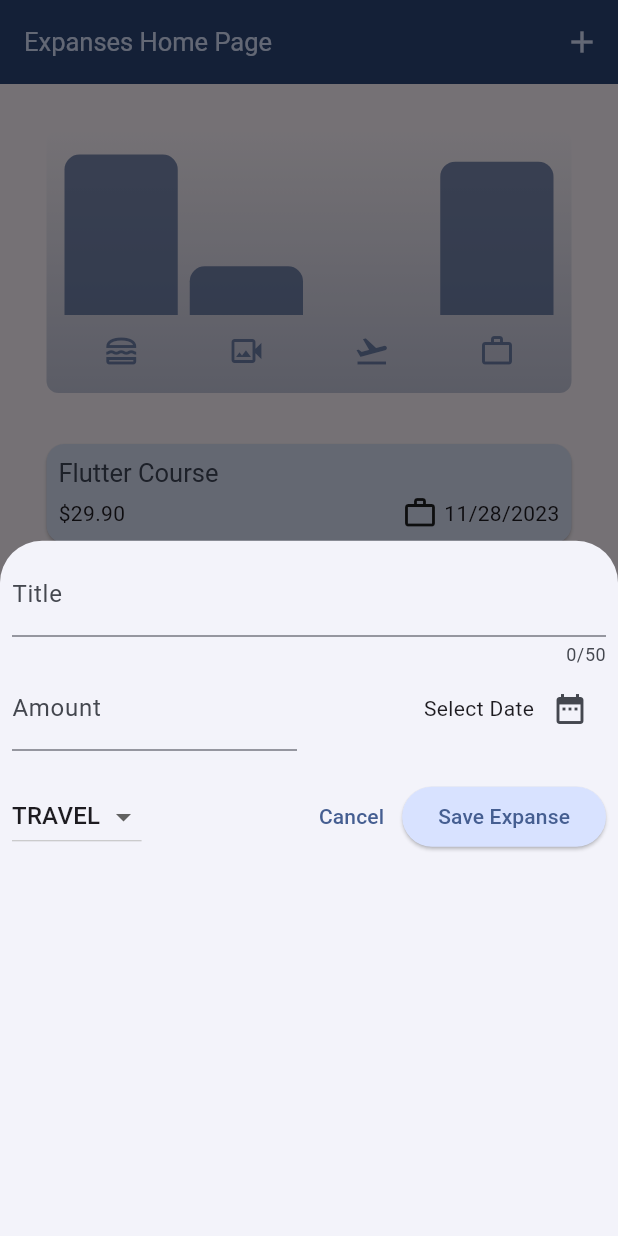
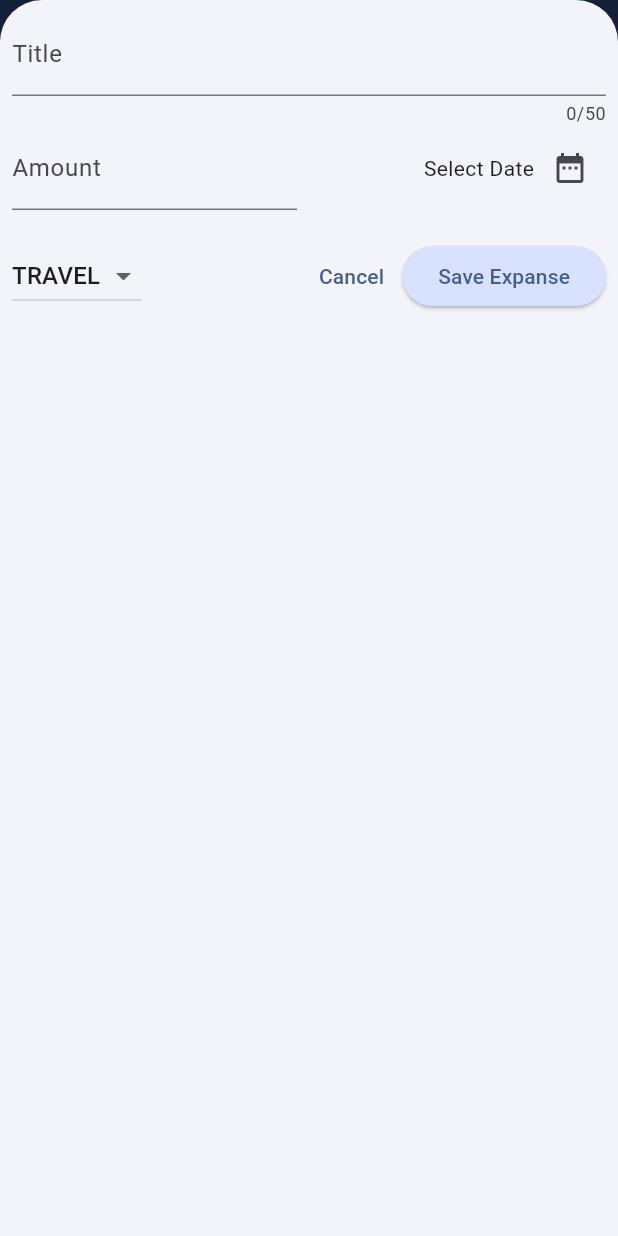
Before and after one commit to AbdelrhmanAmer/Expenses, a Flutter app: the screen it shows after launch, after a tap on the "add" icon, on a phone screen of 412 x 824 dp. Run offline on Flutter 3.47's test engine with Material 3 defaults, Android fonts, the phone set to English and light mode, and no system bars; our stand-ins replace fl_chart.

Commit message:
Responsive Sheet

```diff
--- a/expanses_project/lib/widgets/expanses.dart
+++ b/expanses_project/lib/widgets/expanses.dart
@@ -55,6 +55,8 @@ class _ExpansesState extends State<Expanses> {
           IconButton(
             onPressed: (){
               showModalBottomSheet(
+                useSafeArea: true,
+                  isScrollControlled: true,
                   context: context,
                   builder: (ctx) => NewExpanse(_addExpanse)
               );
--- a/expanses_project/lib/widgets/newExpanse.dart
+++ b/expanses_project/lib/widgets/newExpanse.dart
@@ -28,7 +28,10 @@ class _NewExpanseState extends State<NewExpanse> {
 
   @override
   Widget build(BuildContext context) {
-    return Padding(
+    return SizedBox(
+      height: double.infinity,
+      child: SingleChildScrollView(
+        child: Padding(
           padding: const EdgeInsets.all(8.0),
           child: Column(
             children: [
@@ -146,6 +149,8 @@ class _NewExpanseState extends State<NewExpanse> {
               )
             ],
           ),
+        ),
+      ),
     );
   }
 }
```
Lines whose indentation alone changed are shown as unchanged.
